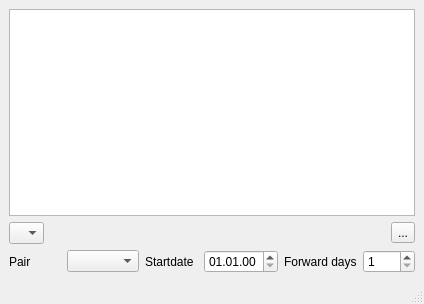
First picture: the form in mainwindow.ui, repository QTinman/TimeframeWalker, before the edit.
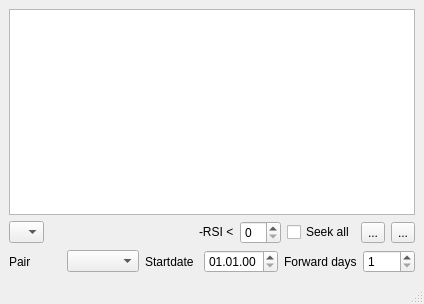
Second picture: the form after the edit. Icons and pictures are not drawn.

```diff
--- a/mainwindow.ui
+++ b/mainwindow.ui
@@ -34,6 +34,19 @@
         </property>
        </widget>
       </item>
+      <item>
+       <spacer name="horizontalSpacer">
+        <property name="orientation">
+         <enum>Qt::Horizontal</enum>
+        </property>
+        <property name="sizeHint" stdset="0">
+         <size>
+          <width>40</width>
+          <height>20</height>
+         </size>
+        </property>
+       </spacer>
+      </item>
       <item>
        <widget class="QLabel" name="message">
         <property name="text">
@@ -44,6 +57,40 @@
         </property>
        </widget>
       </item>
+      <item>
+       <widget class="QLabel" name="label_4">
+        <property name="text">
+         <string>-RSI &lt;</string>
+        </property>
+       </widget>
+      </item>
+      <item>
+       <widget class="QSpinBox" name="rsi"/>
+      </item>
+      <item>
+       <widget class="QCheckBox" name="seekAll">
+        <property name="maximumSize">
+         <size>
+          <width>70</width>
+          <height>16777215</height>
+         </size>
+        </property>
+        <property name="text">
+         <string>Seek all</string>
+        </property>
+       </widget>
+      </item>
+      <item>
+       <widget class="QToolButton" name="rsi_calc">
+        <property name="text">
+         <string>...</string>
+        </property>
+        <property name="icon">
+         <iconset resource="resources.qrc">
+          <normaloff>:/new/icon/rsi.png</normaloff>:/new/icon/rsi.png</iconset>
+        </property>
+       </widget>
+      </item>
       <item>
        <widget class="QToolButton" name="reload">
         <property name="text">
```
